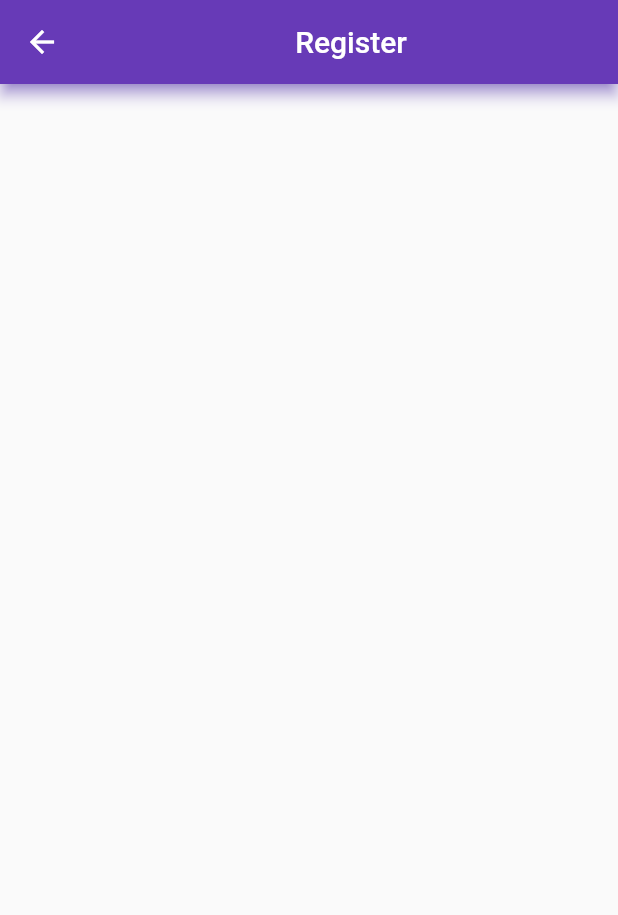
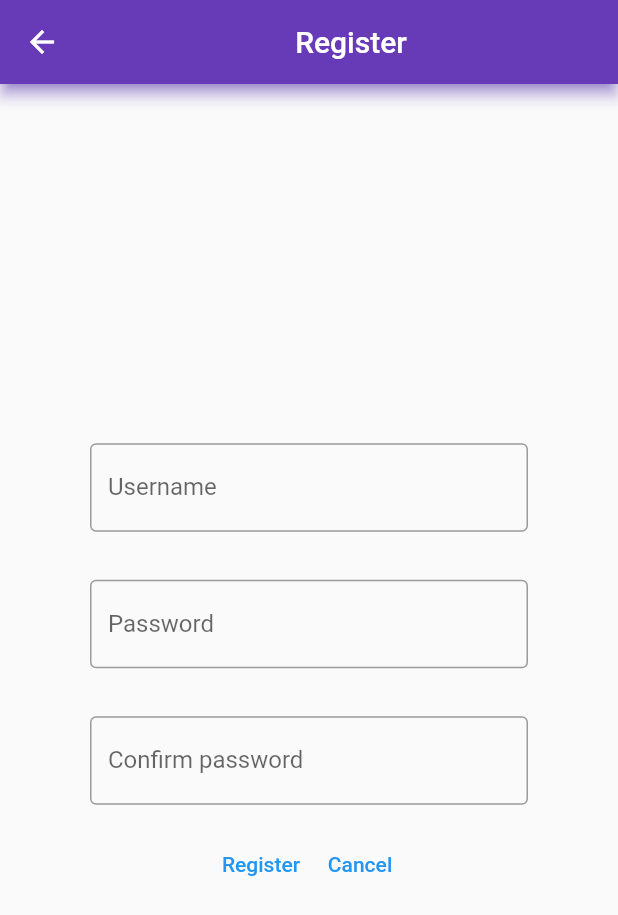
Before and after one commit to huugolopeez/Actividad1Din, a Flutter app: the RegisterView screen opened by its route, on a phone screen of 412 x 824 dp. Shown: the top 915 px of the screen. Run offline on Flutter 3.47's test engine with Material 2 defaults, Android fonts, the phone set to English and light mode, and no system bars; our stand-ins replace firebase_core; accounts and stored records are empty; generated files the repository leaves out were written again.

Commit message:
Commit 5.0:  -Arreglar el campo password de LoginView para que no sea legible  -Implementacion del body en RegisterView  -Creacion de botones Register y Cancel pero sin funcionamiento

```diff
--- a/lib/onBoarding/LoginView.dart
+++ b/lib/onBoarding/LoginView.dart
@@ -31,6 +31,7 @@ class LoginView extends StatelessWidget {
           ),
           Padding(padding: EdgeInsets.symmetric(horizontal: 60, vertical: 16),
             child: TextFormField(
+              obscureText: true,
               decoration: InputDecoration(
                 labelText: 'Password',
                 border: OutlineInputBorder(),
--- a/lib/onBoarding/RegisterView.dart
+++ b/lib/onBoarding/RegisterView.dart
@@ -5,15 +5,49 @@ class RegisterView extends StatelessWidget {
   @override
   Widget build(BuildContext context) {
 
-    Scaffold scaffold = Scaffold(
+    return Scaffold(
       appBar: AppBar(
         backgroundColor: Colors.deepPurple,
         shadowColor: Colors.deepPurpleAccent,
-        title: Center(
-          child: Text('Register'),)
+        title: Center(child: Text('Register'))
+      ),
+      body: Column(mainAxisAlignment: MainAxisAlignment.center,
+        children: [
+          Padding(padding: EdgeInsets.symmetric(horizontal: 60, vertical: 16),
+            child: TextField(
+              decoration: InputDecoration(
+                labelText: 'Username',
+                border: OutlineInputBorder(),
+              ),
+            ),
+          ),
+          Padding(padding: EdgeInsets.symmetric(horizontal: 60, vertical: 16),
+            child: TextFormField(
+              obscureText: true,
+              decoration: InputDecoration(
+                labelText: 'Password',
+                border: OutlineInputBorder(),
+              ),
+            ),
+          ),
+          Padding(padding: EdgeInsets.symmetric(horizontal: 60, vertical: 16),
+            child: TextFormField(
+              obscureText: true,
+              decoration: InputDecoration(
+                labelText: 'Confirm password',
+                border: OutlineInputBorder(),
+              ),
+            ),
+          ),
+          Row(mainAxisAlignment: MainAxisAlignment.center,
+            children: [
+              TextButton(onPressed: () {  }, child: Text('Register')),
+              TextButton(onPressed: () {  }, child: Text('Cancel'))
+            ],
+          )
+        ],
       ),
     );
 
-    return scaffold;
   }
 }
```
